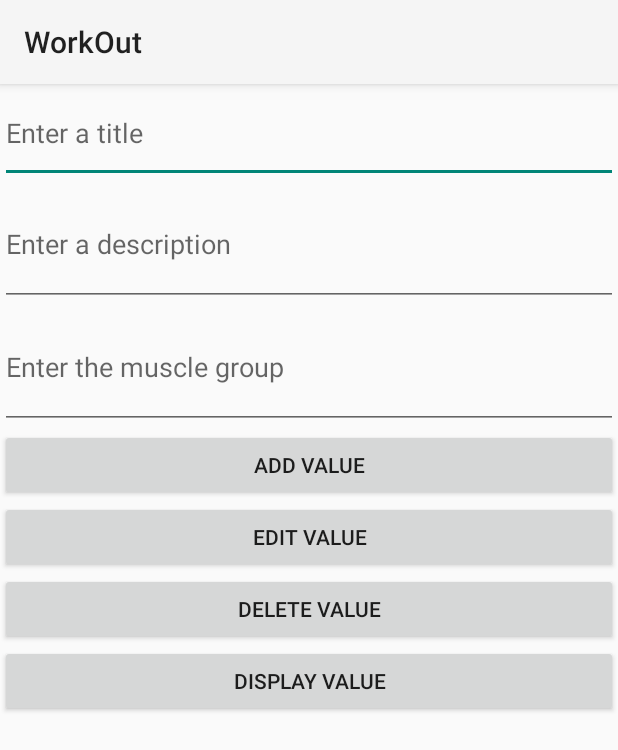
After one commit to chuongdks/COMP_4200_Project, an Android app: the ExerciseDatabase screen opened directly, with no data from a screen before it, on a phone screen of 412 x 824 dp. The commit adds this screen. Shown: the top 750 px of the screen. Run offline under Robolectric (Android 15) with nearby library versions, the phone set to English and light mode, and no system bars.

Commit message:
# Commit 0.0.7: test update database --> update recycler view

```diff
--- a/app/src/main/AndroidManifest.xml
+++ b/app/src/main/AndroidManifest.xml
@@ -12,6 +12,9 @@
         android:supportsRtl="true"
         android:theme="@style/Theme.WorkOut"
         tools:targetApi="31">
+        <activity
+            android:name=".database.ExerciseDatabase"
+            android:exported="false" />
         <activity
             android:name=".activities.exercise.ExerciseListActivity"
             android:exported="false" />
--- /dev/null
+++ b/app/src/main/java/com/example/workout/database/ExerciseDatabase.java
@@ -0,0 +1,116 @@
+package com.example.workout.database;
+
+import android.database.Cursor;
+import android.os.Bundle;
+import android.view.View;
+import android.widget.Button;
+import android.widget.EditText;
+import android.widget.Toast;
+
+import androidx.activity.EdgeToEdge;
+import androidx.appcompat.app.AlertDialog;
+import androidx.appcompat.app.AppCompatActivity;
+import androidx.core.graphics.Insets;
+import androidx.core.view.ViewCompat;
+import androidx.core.view.WindowInsetsCompat;
+
+import com.example.workout.R;
+
+public class ExerciseDatabase extends AppCompatActivity {
+    Button addButton, editButton, deleteButton, displayButton;
+    EditText titleText, descText, muscleText;
+
+    @Override
+    protected void onCreate(Bundle savedInstanceState) {
+        super.onCreate(savedInstanceState);
+        EdgeToEdge.enable(this);
+        setContentView(R.layout.activity_exercise_database);
+        ViewCompat.setOnApplyWindowInsetsListener(findViewById(R.id.main), (v, insets) -> {
+            Insets systemBars = insets.getInsets(WindowInsetsCompat.Type.systemBars());
+            v.setPadding(systemBars.left, systemBars.top, systemBars.right, systemBars.bottom);
+            return insets;
+        });
+
+        addButton = findViewById(R.id.bt_add);
+        editButton = findViewById(R.id.bt_edit);
+        deleteButton = findViewById(R.id.bt_delete);
+        displayButton = findViewById(R.id.bt_display);
+        titleText = findViewById(R.id.et_title);
+        descText = findViewById(R.id.et_description);
+        muscleText = findViewById(R.id.et_muscle);
+
+        //
+        DBHelper db = new DBHelper(getApplicationContext(), "exerciseDB", null, 1);
+        db.getReadableDatabase();
+
+        //
+        addButton.setOnClickListener(new View.OnClickListener() {
+            @Override
+            public void onClick(View v) {
+                String title = titleText.getText().toString();
+                String description = descText.getText().toString();
+                String muscle = muscleText.getText().toString();
+
+                long rowInfo = db.addData(title, description, muscle);
+                if (rowInfo < 0) {
+                    Toast.makeText(getApplicationContext(), "Not Added yet.", Toast.LENGTH_SHORT).show();
+                }
+                else {
+                    Toast.makeText(getApplicationContext(), "Added!", Toast.LENGTH_SHORT).show();
+                    titleText.setText("");
+                    descText.setText("");
+                    muscleText.setText("");
+                }
+            }
+        });
+
+        //
+        displayButton.setOnClickListener(new View.OnClickListener() {
+            @Override
+            public void onClick(View v) {
+                Cursor cursor = db.displayData();
+                String cursorInfo = "";
+                if (cursor.getCount() == 0) {
+                    Toast.makeText(getApplicationContext(), "Waiting to display!", Toast.LENGTH_SHORT).show();
+                }
+                else {
+                    while (cursor.moveToNext()) {
+                        cursorInfo += "\nTitle: " + cursor.getString(1) + " Description: " + cursor.getString(3)
+                        + " Muscle: " + cursor.getString(4);
+                    }
+                }
+
+                AlertDialog.Builder alertMessage = new AlertDialog.Builder(ExerciseDatabase.this);
+                alertMessage.setTitle("Database info");
+                alertMessage.setMessage(cursorInfo);
+                alertMessage.setCancelable(true);
+                alertMessage.show();
+            }
+        });
+
+        deleteButton.setOnClickListener(new View.OnClickListener() {
+            @Override
+            public void onClick(View v) {
+                db.deleteData(titleText.getText().toString());
+            }
+        });
+
+        deleteButton.setOnLongClickListener(new View.OnLongClickListener() {
+            @Override
+            public boolean onLongClick(View view) {
+                db.deleteAllExercises();
+                return false;
+            }
+        });
+
+        editButton.setOnClickListener(new View.OnClickListener() {
+            @Override
+            public void onClick(View v) {
+                String title = titleText.getText().toString();
+                String description = descText.getText().toString();
+
+                long rowInfo = db.updateData(title, description);
+            }
+        });
+    }
+}
--- /dev/null
+++ b/app/src/main/res/layout/activity_exercise_database.xml
@@ -0,0 +1,66 @@
+<?xml version="1.0" encoding="utf-8"?>
+<LinearLayout xmlns:android="http://schemas.android.com/apk/res/android"
+    xmlns:app="http://schemas.android.com/apk/res-auto"
+    xmlns:tools="http://schemas.android.com/tools"
+    android:id="@+id/main"
+    android:layout_width="match_parent"
+    android:layout_height="match_parent"
+    android:orientation="vertical"
+    tools:context=".database.ExerciseDatabase">
+
+    <EditText
+        android:id="@+id/et_title"
+        android:layout_width="match_parent"
+        android:layout_height="66dp"
+        android:ems="10"
+        android:hint="Enter a title"
+        android:inputType="text"
+        tools:layout_editor_absoluteX="56dp"
+        tools:layout_editor_absoluteY="73dp" />
+
+    <EditText
+        android:id="@+id/et_description"
+        android:layout_width="match_parent"
+        android:layout_height="82dp"
+        android:ems="10"
+        android:hint="Enter a description"
+        android:inputType="text"
+        tools:layout_editor_absoluteX="58dp"
+        tools:layout_editor_absoluteY="187dp" />
+
+    <EditText
+        android:id="@+id/et_muscle"
+        android:layout_width="match_parent"
+        android:layout_height="82dp"
+        android:ems="10"
+        android:hint="Enter the muscle group"
+        android:inputType="text"
+        tools:layout_editor_absoluteX="58dp"
+        tools:layout_editor_absoluteY="187dp" />
+
+    <Button
+        android:id="@+id/bt_add"
+        android:layout_width="match_parent"
+        android:layout_height="wrap_content"
+        android:text="ADD VALUE" />
+
+    <Button
+        android:id="@+id/bt_edit"
+        android:layout_width="match_parent"
+        android:layout_height="wrap_content"
+        android:text="EDIT VALUE" />
+
+    <Button
+        android:id="@+id/bt_delete"
+        android:layout_width="match_parent"
+        android:layout_height="wrap_content"
+        android:text="DELETE VALUE" />
+
+    <Button
+        android:id="@+id/bt_display"
+        android:layout_width="match_parent"
+        android:layout_height="wrap_content"
+        android:text="DISPLAY VALUE" />
+
+
+</LinearLayout>
```
Also changed, not shown: app/src/main/java/com/example/workout/database/DBHelper.java (+62 -22 lines), app/src/main/java/com/example/workout/fragments/StatisticFragment.java (+29 -21 lines), app/src/main/java/com/example/workout/fragments/exercise/ExerciseListFragment.java (+34 -8 lines), app/src/main/res/layout/fragment_exercise_list.xml (+11 -0 lines).
